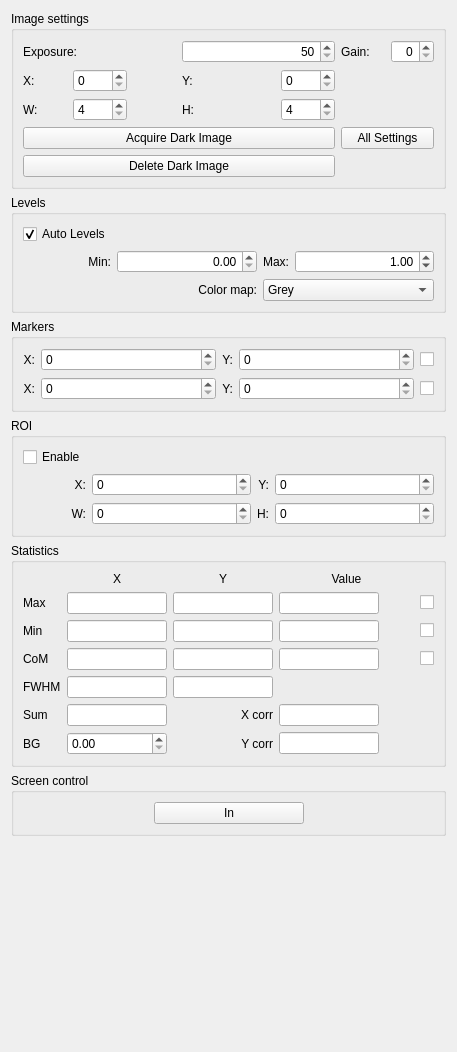
The window that ui/SettingsWidget.ui (yamedvedya/camera_viewer) describes before a commit, drawn with Qt 5.
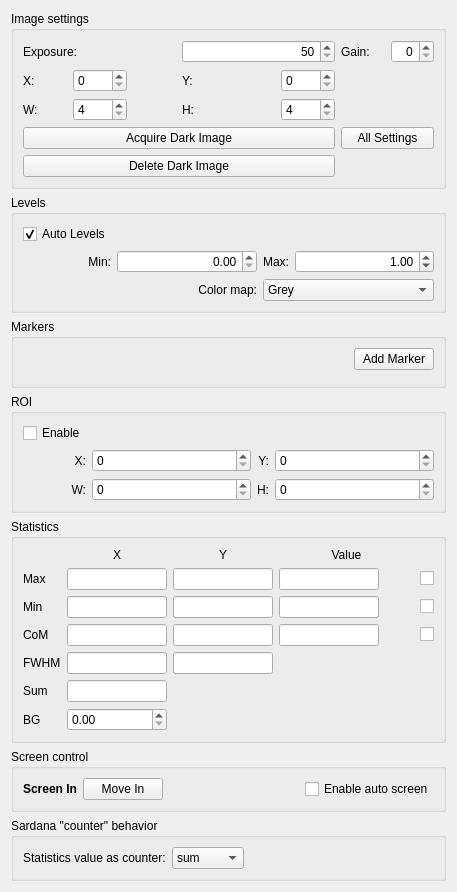
The same window after the commit.

What changed in the file:
```diff
--- a/ui/SettingsWidget.ui
+++ b/ui/SettingsWidget.ui
@@ -7,7 +7,7 @@
     <x>0</x>
     <y>0</y>
     <width>457</width>
-    <height>1052</height>
+    <height>762</height>
    </rect>
   </property>
   <property name="minimumSize">
@@ -319,120 +319,46 @@
      <property name="title">
       <string>Markers</string>
      </property>
-     <layout class="QGridLayout" name="gridLayout_5">
-      <item row="0" column="1">
-       <layout class="QHBoxLayout" name="lMarker">
+     <layout class="QVBoxLayout" name="verticalLayout_2">
+      <item>
+       <layout class="QHBoxLayout" name="horizontalLayout">
         <item>
-         <widget class="QLabel" name="label_23">
-          <property name="text">
-           <string>X:</string>
+         <spacer name="horizontalSpacer_4">
+          <property name="orientation">
+           <enum>Qt::Horizontal</enum>
           </property>
-          <property name="alignment">
-           <set>Qt::AlignRight|Qt::AlignTrailing|Qt::AlignVCenter</set>
+          <property name="sizeHint" stdset="0">
+           <size>
+            <width>40</width>
+            <height>20</height>
+           </size>
           </property>
-         </widget>
+         </spacer>
         </item>
         <item>
-         <widget class="QSpinBox" name="sbMarkerX_0">
-          <property name="sizePolicy">
-           <sizepolicy hsizetype="Expanding" vsizetype="Fixed">
-            <horstretch>0</horstretch>
-            <verstretch>0</verstretch>
-           </sizepolicy>
-          </property>
-          <property name="maximum">
-           <number>99999</number>
-          </property>
-         </widget>
-        </item>
-        <item>
-         <widget class="QLabel" name="label_24">
+         <widget class="QPushButton" name="but_add_marker">
           <property name="text">
-           <string>Y:</string>
-          </property>
-          <property name="alignment">
-           <set>Qt::AlignRight|Qt::AlignTrailing|Qt::AlignVCenter</set>
-          </property>
-         </widget>
-        </item>
-        <item>
-         <widget class="QSpinBox" name="sbMarkerY_0">
-          <property name="sizePolicy">
-           <sizepolicy hsizetype="Expanding" vsizetype="Fixed">
-            <horstretch>0</horstretch>
-            <verstretch>0</verstretch>
-           </sizepolicy>
-          </property>
-          <property name="maximum">
-           <number>99999</number>
-          </property>
-         </widget>
-        </item>
-        <item>
-         <widget class="QCheckBox" name="chbShowMarker_0">
-          <property name="text">
-           <string/>
+           <string>Add Marker</string>
           </property>
          </widget>
         </item>
        </layout>
       </item>
-      <item row="1" column="1">
-       <layout class="QHBoxLayout" name="lMarker_2">
-        <item>
-         <widget class="QLabel" name="label_25">
-          <property name="text">
-           <string>X:</string>
-          </property>
-          <property name="alignment">
-           <set>Qt::AlignRight|Qt::AlignTrailing|Qt::AlignVCenter</set>
-          </property>
-         </widget>
-        </item>
-        <item>
-         <widget class="QSpinBox" name="sbMarkerX_1">
-          <property name="sizePolicy">
-           <sizepolicy hsizetype="Expanding" vsizetype="Fixed">
-            <horstretch>0</horstretch>
-            <verstretch>0</verstretch>
-           </sizepolicy>
-          </property>
-          <property name="maximum">
-           <number>99999</number>
-          </property>
-         </widget>
-        </item>
-        <item>
-         <widget class="QLabel" name="label_26">
-          <property name="text">
-           <string>Y:</string>
-          </property>
-          <property name="alignment">
-           <set>Qt::AlignRight|Qt::AlignTrailing|Qt::AlignVCenter</set>
-          </property>
-         </widget>
-        </item>
-        <item>
-         <widget class="QSpinBox" name="sbMarkerY_1">
-          <property name="sizePolicy">
-           <sizepolicy hsizetype="Expanding" vsizetype="Fixed">
-            <horstretch>0</horstretch>
-            <verstretch>0</verstretch>
-           </sizepolicy>
-          </property>
-          <property name="maximum">
-           <number>99999</number>
-          </property>
-         </widget>
-        </item>
-        <item>
-         <widget class="QCheckBox" name="chbShowMarker_1">
-          <property name="text">
-           <string/>
-          </property>
-         </widget>
-        </item>
-       </layout>
+      <item>
+       <widget class="QWidget" name="layout_markers" native="true">
+        <property name="minimumSize">
+         <size>
+          <width>0</width>
+          <height>0</height>
+         </size>
+        </property>
+        <property name="maximumSize">
+         <size>
+          <width>16777215</width>
+          <height>16777215</height>
+         </size>
+        </property>
+       </widget>
       </item>
      </layout>
     </widget>
@@ -551,16 +477,6 @@
       <string>Statistics</string>
      </property>
      <layout class="QGridLayout" name="gridLayout_4">
-      <item row="6" column="2">
-       <widget class="QLabel" name="label_21">
-        <property name="text">
-         <string>X corr</string>
-        </property>
-        <property name="alignment">
-         <set>Qt::AlignRight|Qt::AlignTrailing|Qt::AlignVCenter</set>
-        </property>
-       </widget>
-      </item>
       <item row="2" column="2">
        <widget class="QLineEdit" name="leMinY">
         <property name="sizePolicy">
@@ -581,6 +497,9 @@
           <height>16777215</height>
          </size>
         </property>
+        <property name="alignment">
+         <set>Qt::AlignCenter</set>
+        </property>
        </widget>
       </item>
       <item row="1" column="4">
@@ -613,6 +532,9 @@
           <height>16777215</height>
          </size>
         </property>
+        <property name="alignment">
+         <set>Qt::AlignCenter</set>
+        </property>
        </widget>
       </item>
       <item row="1" column="3">
@@ -635,6 +557,9 @@
           <height>16777215</height>
          </size>
         </property>
+        <property name="alignment">
+         <set>Qt::AlignCenter</set>
+        </property>
        </widget>
       </item>
       <item row="2" column="1">
@@ -657,6 +582,9 @@
           <height>16777215</height>
          </size>
         </property>
+        <property name="alignment">
+         <set>Qt::AlignCenter</set>
+        </property>
        </widget>
       </item>
       <item row="2" column="4">
@@ -689,6 +617,9 @@
           <height>16777215</height>
          </size>
         </property>
+        <property name="alignment">
+         <set>Qt::AlignCenter</set>
+        </property>
        </widget>
       </item>
       <item row="3" column="0">
@@ -718,6 +649,9 @@
           <height>16777215</height>
          </size>
         </property>
+        <property name="alignment">
+         <set>Qt::AlignCenter</set>
+        </property>
        </widget>
       </item>
       <item row="3" column="3">
@@ -740,6 +674,9 @@
           <height>16777215</height>
          </size>
         </property>
+        <property name="alignment">
+         <set>Qt::AlignCenter</set>
+        </property>
        </widget>
       </item>
       <item row="3" column="4">
@@ -772,6 +709,9 @@
           <height>16777215</height>
          </size>
         </property>
+        <property name="alignment">
+         <set>Qt::AlignCenter</set>
+        </property>
        </widget>
       </item>
       <item row="6" column="1">
@@ -794,6 +734,9 @@
           <height>16777215</height>
          </size>
         </property>
+        <property name="alignment">
+         <set>Qt::AlignCenter</set>
+        </property>
        </widget>
       </item>
       <item row="8" column="1">
@@ -867,6 +810,9 @@
           <height>16777215</height>
          </size>
         </property>
+        <property name="alignment">
+         <set>Qt::AlignCenter</set>
+        </property>
        </widget>
       </item>
       <item row="0" column="1">
@@ -919,6 +865,9 @@
           <height>16777215</height>
          </size>
         </property>
+        <property name="alignment">
+         <set>Qt::AlignCenter</set>
+        </property>
        </widget>
       </item>
       <item row="4" column="2">
@@ -941,59 +890,8 @@
           <height>16777215</height>
          </size>
         </property>
-       </widget>
-      </item>
-      <item row="6" column="3">
-       <widget class="QLineEdit" name="leXcorr">
-        <property name="sizePolicy">
-         <sizepolicy hsizetype="Fixed" vsizetype="Fixed">
-          <horstretch>0</horstretch>
-          <verstretch>0</verstretch>
-         </sizepolicy>
-        </property>
-        <property name="minimumSize">
-         <size>
-          <width>0</width>
-          <height>0</height>
-         </size>
-        </property>
-        <property name="maximumSize">
-         <size>
-          <width>100</width>
-          <height>16777215</height>
-         </size>
-        </property>
-       </widget>
-      </item>
-      <item row="8" column="3">
-       <widget class="QLineEdit" name="leYcorr">
-        <property name="sizePolicy">
-         <sizepolicy hsizetype="Fixed" vsizetype="Fixed">
-          <horstretch>0</horstretch>
-          <verstretch>0</verstretch>
-         </sizepolicy>
-        </property>
-        <property name="minimumSize">
-         <size>
-          <width>0</width>
-          <height>0</height>
-         </size>
-        </property>
-        <property name="maximumSize">
-         <size>
-          <width>100</width>
-          <height>16777215</height>
-         </size>
-        </property>
-       </widget>
-      </item>
-      <item row="8" column="2">
-       <widget class="QLabel" name="label_22">
-        <property name="text">
-         <string>Y corr</string>
-        </property>
         <property name="alignment">
-         <set>Qt::AlignRight|Qt::AlignTrailing|Qt::AlignVCenter</set>
+         <set>Qt::AlignCenter</set>
         </property>
        </widget>
       </item>
@@ -1020,33 +918,144 @@
      </property>
      <layout class="QHBoxLayout" name="horizontalLayout_2">
       <item>
-       <spacer name="horizontalSpacer">
-        <property name="orientation">
-         <enum>Qt::Horizontal</enum>
+       <widget class="QLabel" name="lb_screen_status">
+        <property name="font">
+         <font>
+          <weight>75</weight>
+          <bold>true</bold>
+         </font>
         </property>
-        <property name="sizeHint" stdset="0">
-         <size>
-          <width>40</width>
-          <height>20</height>
-         </size>
+        <property name="text">
+         <string>Screen In</string>
         </property>
-       </spacer>
+       </widget>
       </item>
       <item>
        <widget class="QPushButton" name="pbInOut">
         <property name="minimumSize">
          <size>
-          <width>150</width>
+          <width>50</width>
           <height>0</height>
          </size>
         </property>
         <property name="text">
-         <string>In</string>
+         <string>Move In</string>
         </property>
        </widget>
       </item>
+      <item>
+       <spacer name="horizontalSpacer_5">
+        <property name="orientation">
+         <enum>Qt::Horizontal</enum>
+        </property>
+        <property name="sizeHint" stdset="0">
+         <size>
+          <width>40</width>
+          <height>20</height>
+         </size>
+        </property>
+       </spacer>
+      </item>
       <item>
        <spacer name="horizontalSpacer_2">
+        <property name="orientation">
+         <enum>Qt::Horizontal</enum>
+        </property>
+        <property name="sizeHint" stdset="0">
+         <size>
+          <width>40</width>
+          <height>20</height>
+         </size>
+        </property>
+       </spacer>
+      </item>
+      <item>
+       <widget class="QCheckBox" name="chk_auto_screen">
+        <property name="text">
+         <string>Enable auto screen</string>
+        </property>
+       </widget>
+      </item>
+     </layout>
+    </widget>
+   </item>
+   <item>
+    <widget class="QGroupBox" name="gb_sardana">
+     <property name="title">
+      <string>Sardana &quot;counter&quot; behavior</string>
+     </property>
+     <layout class="QHBoxLayout" name="horizontalLayout_3">
+      <item>
+       <widget class="QLabel" name="lb_screen_status_2">
+        <property name="font">
+         <font>
+          <weight>50</weight>
+          <bold>false</bold>
+         </font>
+        </property>
+        <property name="text">
+         <string>Statistics value as counter:</string>
+        </property>
+       </widget>
+      </item>
+      <item>
+       <widget class="QComboBox" name="cb_counter">
+        <property name="sizePolicy">
+         <sizepolicy hsizetype="Preferred" vsizetype="Preferred">
+          <horstretch>0</horstretch>
+          <verstretch>0</verstretch>
+         </sizepolicy>
+        </property>
+        <property name="minimumSize">
+         <size>
+          <width>0</width>
+          <height>0</height>
+         </size>
+        </property>
+        <item>
+         <property name="text">
+          <string>sum</string>
+         </property>
+        </item>
+        <item>
+         <property name="text">
+          <string>max_i</string>
+         </property>
+        </item>
+        <item>
+         <property name="text">
+          <string>max_x</string>
+         </property>
+        </item>
+        <item>
+         <property name="text">
+          <string>max_y</string>
+         </property>
+        </item>
+        <item>
+         <property name="text">
+          <string>com_x</string>
+         </property>
+        </item>
+        <item>
+         <property name="text">
+          <string>com_y</string>
+         </property>
+        </item>
+        <item>
+         <property name="text">
+          <string>fwhm_x</string>
+         </property>
+        </item>
+        <item>
+         <property name="text">
+          <string>fwhm_y</string>
+         </property>
+        </item>
+       </widget>
+      </item>
+      <item>
+       <spacer name="horizontalSpacer_7">
         <property name="orientation">
          <enum>Qt::Horizontal</enum>
         </property>
```
Left out of the diff: 2 changed lines with no effect on the pictures.
